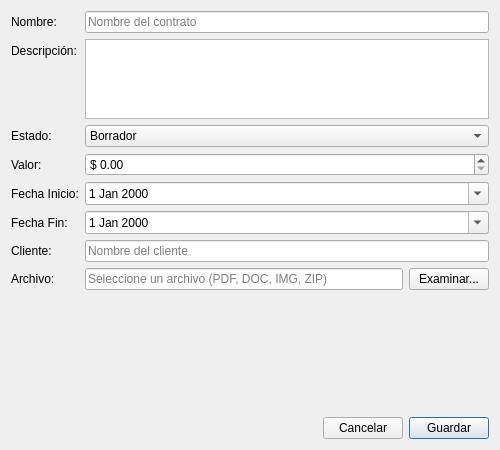
Above: contractdialog.ui from crondonb890517/contro-qt6 before the change. Below: the same form after it.
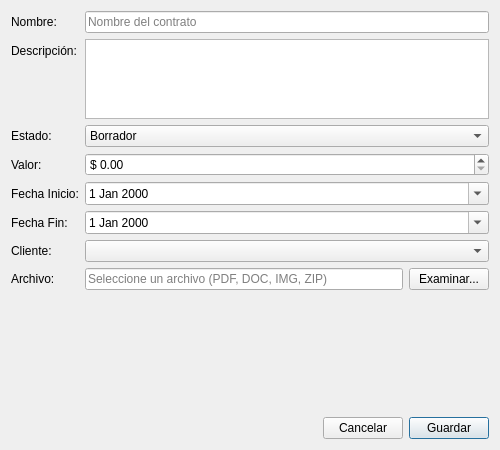
That is the form after the change.

The edit to the form file:
```diff
--- a/contractdialog.ui
+++ b/contractdialog.ui
@@ -144,9 +144,9 @@
       </widget>
      </item>
      <item row="6" column="1">
-      <widget class="QLineEdit" name="lineEditCliente">
+      <widget class="QComboBox" name="comboBoxCliente">
        <property name="placeholderText">
-        <string>Nombre del cliente</string>
+        <string>Seleccione una entidad</string>
        </property>
       </widget>
      </item>
```
